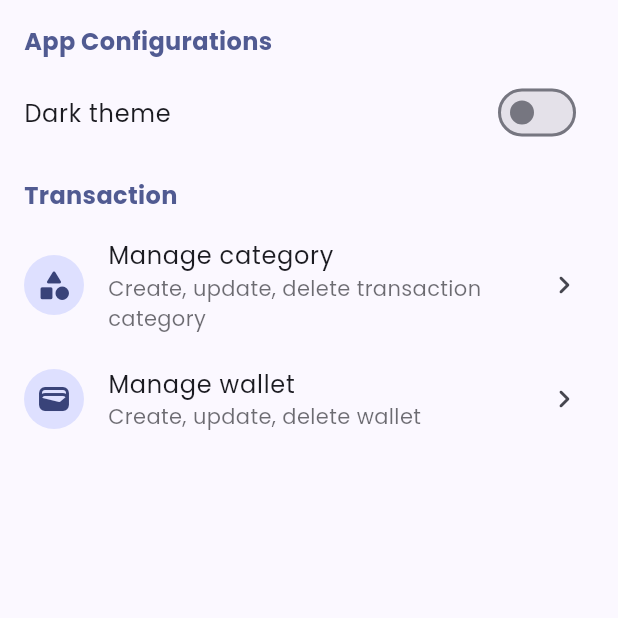
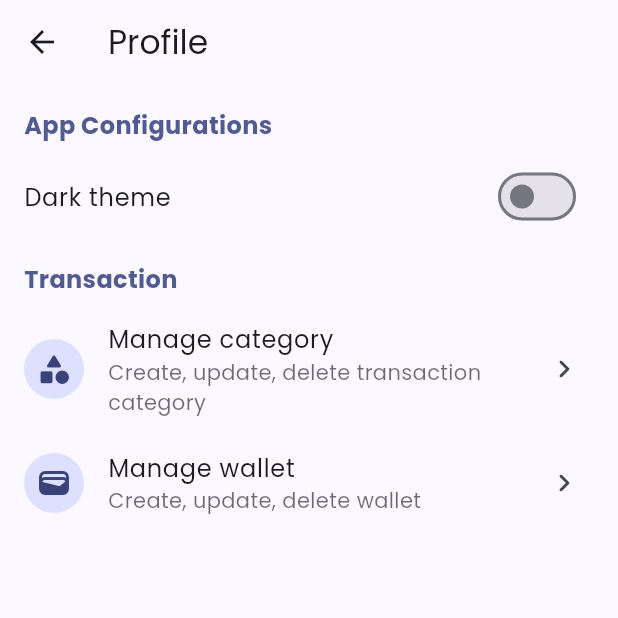
Before and after one commit to rizalanggoro/work-it, a Flutter app: the HomeProfileView screen opened directly, on a phone screen of 412 x 824 dp, the top half of it. Run offline on Flutter 3.47's test engine with Material 2 defaults, Android fonts, the phone set to English and light mode, and no system bars; our stand-ins replace get, get_storage, google_fonts, isar; accounts and stored records are empty; generated files the repository leaves out were written again.

Commit message:
[add] dashboard view -> home

```diff
--- a/lib/app/routes.dart
+++ b/lib/app/routes.dart
@@ -8,6 +8,7 @@ import 'package:work_it/ui/pages/create_wallet/view.dart';
 import 'package:work_it/ui/pages/detail_transaction/binding.dart';
 import 'package:work_it/ui/pages/detail_transaction/view.dart';
 import 'package:work_it/ui/pages/home/binding.dart';
+import 'package:work_it/ui/pages/home/modules/dashboard/binding.dart';
 import 'package:work_it/ui/pages/home/modules/profile/binding.dart';
 import 'package:work_it/ui/pages/home/modules/transaction/binding.dart';
 import 'package:work_it/ui/pages/home/view.dart';
@@ -34,6 +35,7 @@ abstract class Routes {
       page: () => const HomeView(),
       bindings: [
         HomeBinding(),
+        HomeDashboardBinding(),
         HomeTransactionBinding(),
         HomeProfileBinding(),
       ],
--- /dev/null
+++ b/lib/ui/pages/home/modules/dashboard/binding.dart
@@ -0,0 +1,10 @@
+import 'package:get/get.dart';
+
+import 'controller.dart';
+
+class HomeDashboardBinding extends Bindings {
+  @override
+  void dependencies() {
+    Get.put(HomeDashboardController());
+  }
+}
--- /dev/null
+++ b/lib/ui/pages/home/modules/dashboard/controller.dart
@@ -0,0 +1,3 @@
+import 'package:get/get.dart';
+
+class HomeDashboardController extends GetxController {}
--- a/lib/ui/pages/home/modules/profile/view.dart
+++ b/lib/ui/pages/home/modules/profile/view.dart
@@ -11,6 +11,9 @@ class HomeProfileView extends GetView<HomeProfileController> {
     var colorScheme = context.theme.colorScheme;
 
     return Scaffold(
+      appBar: AppBar(
+        title: const Text('Profile'),
+      ),
       body: SingleChildScrollView(
         child: Column(
           crossAxisAlignment: CrossAxisAlignment.start,
--- a/lib/ui/pages/home/modules/transaction/view.dart
+++ b/lib/ui/pages/home/modules/transaction/view.dart
@@ -12,6 +12,9 @@ class HomeTransactionView extends GetView<HomeTransactionController> {
     var textTheme = context.textTheme;
 
     return Scaffold(
+      appBar: AppBar(
+        title: const Text('Transaction'),
+      ),
       floatingActionButton: FloatingActionButton(
         child: const Icon(Icons.add_rounded),
         onPressed: () => controller.toCreateTransaction(),
--- a/lib/ui/pages/home/modules/transaction/widgets/grouped_transaction.dart
+++ b/lib/ui/pages/home/modules/transaction/widgets/grouped_transaction.dart
@@ -89,9 +89,6 @@ class GroupedTransactionWidget extends GetView<HomeTransactionController> {
                   categoryCollection?.transactionType == TransactionType.income;
 
               return ListTile(
-                onLongPress: () => controller.deleteTransaction(
-                  collection: collection,
-                ),
                 onTap: () => controller.toDetailTransaction(
                   collection: collection,
                 ),
--- a/pubspec.yaml
+++ b/pubspec.yaml
@@ -2,13 +2,13 @@ name: work_it
 description: A new Flutter project.
 publish_to: 'none'
 
-version: 1.0.0+1
+version: 1.0.2+2
 
 scripts:
   collection: "flutter pub run build_runner build"
   done: "rps build && rps release"
   build: "flutter build apk --split-per-abi"
-  release: "gh release create v1.0.0 build/app/outputs/flutter-apk/app-arm64-v8a-release.apk build/app/outputs/flutter-apk/app-armeabi-v7a-release.apk"
+  release: "gh release create v1.0.2 build/app/outputs/flutter-apk/app-arm64-v8a-release.apk build/app/outputs/flutter-apk/app-armeabi-v7a-release.apk"
 
 environment:
   sdk: '>=2.19.0-444.6.beta <3.0.0'
```
Also changed, not shown: lib/ui/pages/home/modules/dashboard/view.dart (added, +25 -0 lines), lib/ui/pages/home/view.dart (+6 -3 lines).
